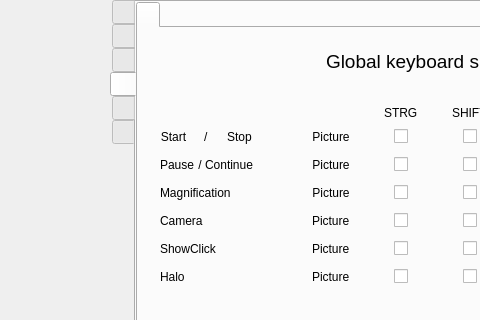
Above: src/formMainWindow.ui from vkohaupt/vokoscreenNG before the change; both pictures show x 0 to 480 and y 0 to 320 of the 738 by 468 pixel window. Below: the same form after it.
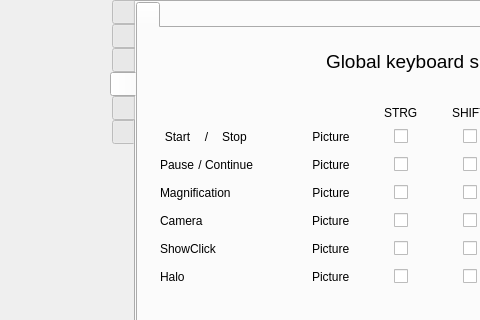
That is the form after the change. The open tabs and pages were chosen to show the change. Icons and pictures are not drawn.

Commit message: global shortcut

The edit to the form file:
```diff
--- a/src/formMainWindow.ui
+++ b/src/formMainWindow.ui
@@ -4555,7 +4555,10 @@
                  </item>
                  <item row="1" column="0">
                   <layout class="QHBoxLayout" name="horizontalLayout_50">
-                   <item>
+                   <property name="spacing">
+                    <number>0</number>
+                   </property>
+                   <item alignment="Qt::AlignRight">
                     <widget class="QLabel" name="label_43">
                      <property name="text">
                       <string>Start</string>
@@ -4570,6 +4573,9 @@
                      <property name="text">
                       <string notr="true">/</string>
                      </property>
+                     <property name="alignment">
+                      <set>Qt::AlignCenter</set>
+                     </property>
                     </widget>
                    </item>
                    <item>
@@ -4578,7 +4584,7 @@
                       <string>Stop</string>
                      </property>
                      <property name="alignment">
-                      <set>Qt::AlignCenter</set>
+                      <set>Qt::AlignLeading|Qt::AlignLeft|Qt::AlignVCenter</set>
                      </property>
                     </widget>
                    </item>
```
Left out of the diff: 2 changed lines with no effect on the pictures. The commit also changes 1 other file.
